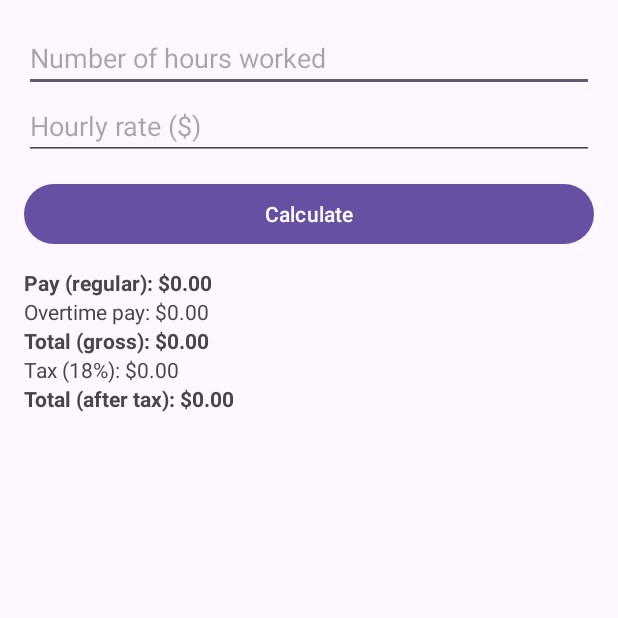
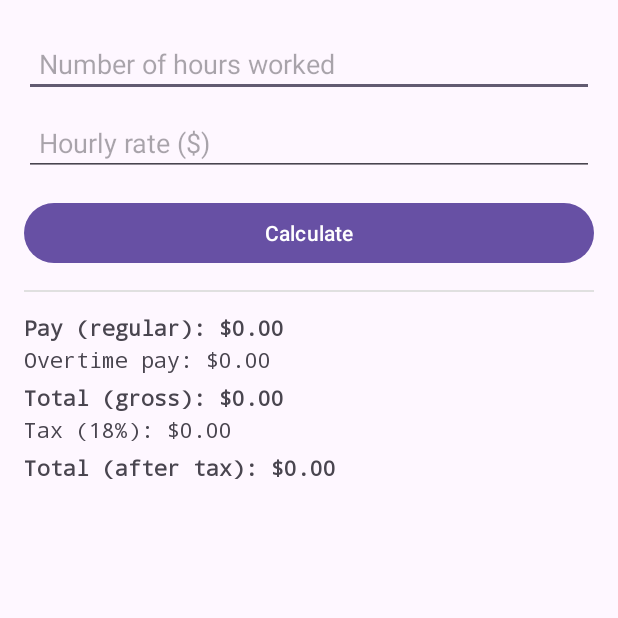
Before and after one commit to arinamirzakhani/Assignment01-COMP3074, an Android app: the screen it shows after launch (MainActivity), on a phone screen of 412 x 824 dp, the top half of it. Run offline under Robolectric (Android 15) with nearby library versions, the phone set to English and light mode, and no system bars.

Commit message:
lightly polish layout

```diff
--- a/app/src/main/res/layout/activity_main.xml
+++ b/app/src/main/res/layout/activity_main.xml
@@ -1,36 +1,47 @@
 <?xml version="1.0" encoding="utf-8"?>
 <ScrollView xmlns:android="http://schemas.android.com/apk/res/android"
     android:layout_width="match_parent"
-    android:layout_height="match_parent">
+    android:layout_height="match_parent"
+    android:fillViewport="true">
+
     <LinearLayout
         android:layout_width="match_parent"
         android:layout_height="wrap_content"
         android:orientation="vertical"
         android:padding="16dp">
 
-
         <EditText
             android:id="@+id/etHours"
             android:layout_width="match_parent"
             android:layout_height="wrap_content"
             android:inputType="numberDecimal"
-            android:hint="Number of hours worked" />
+            android:hint="Number of hours worked"
+            android:padding="10dp"
+            android:layout_marginTop="4dp" />
 
         <EditText
             android:id="@+id/etRate"
             android:layout_width="match_parent"
             android:layout_height="wrap_content"
             android:inputType="numberDecimal"
-            android:hint="Hourly rate ($)" />
-
+            android:hint="Hourly rate ($)"
+            android:padding="10dp"
+            android:layout_marginTop="8dp" />
 
         <Button
             android:id="@+id/btnCalculate"
             android:layout_width="match_parent"
-            android:layout_height="wrap_content"
+            android:layout_height="48dp"
             android:text="Calculate"
-            android:layout_marginTop="12dp" />
+            android:layout_marginTop="14dp" />
 
+        <!-- subtle divider -->
+        <View
+            android:layout_width="match_parent"
+            android:layout_height="1dp"
+            android:layout_marginTop="14dp"
+            android:layout_marginBottom="8dp"
+            android:background="#E0E0E0" />
 
         <TextView
             android:id="@+id/tvPay"
@@ -38,33 +49,43 @@
             android:layout_height="wrap_content"
             android:text="Pay (regular): $0.00"
             android:textStyle="bold"
-            android:paddingTop="12dp" />
+            android:typeface="monospace"
+            android:paddingTop="6dp" />
 
         <TextView
             android:id="@+id/tvOvertime"
             android:layout_width="match_parent"
             android:layout_height="wrap_content"
-            android:text="Overtime pay: $0.00" />
-
+            android:text="Overtime pay: $0.00"
+            android:typeface="monospace"
+            android:paddingTop="2dp" />
 
         <TextView
             android:id="@+id/tvGross"
             android:layout_width="match_parent"
             android:layout_height="wrap_content"
             android:text="Total (gross): $0.00"
-            android:textStyle="bold" />
+            android:textStyle="bold"
+            android:typeface="monospace"
+            android:paddingTop="6dp" />
 
         <TextView
             android:id="@+id/tvTax"
             android:layout_width="match_parent"
             android:layout_height="wrap_content"
-            android:text="Tax (18%): $0.00" />
+            android:text="Tax (18%): $0.00"
+            android:typeface="monospace"
+            android:paddingTop="2dp" />
 
         <TextView
             android:id="@+id/tvTotal"
             android:layout_width="match_parent"
             android:layout_height="wrap_content"
             android:text="Total (after tax): $0.00"
-            android:textStyle="bold" />
+            android:textStyle="bold"
+            android:typeface="monospace"
+            android:paddingTop="6dp"
+            android:layout_marginBottom="8dp" />
+
     </LinearLayout>
 </ScrollView>
```
